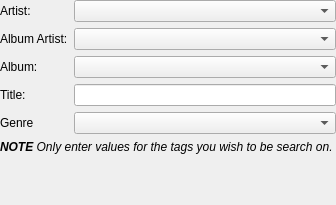
Qt form dynamic/dynamicrule.ui (polpo/cantata-mac) before a commit.
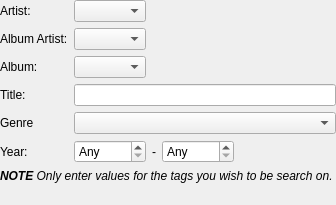
The same form after that commit. Custom widgets are drawn as their Qt base class.

Commit message: Allow date ranges

What changed in the file:
```diff
--- a/dynamic/dynamicrule.ui
+++ b/dynamic/dynamicrule.ui
@@ -19,6 +19,9 @@
    </property>
    <item>
     <layout class="QFormLayout" name="formLayout">
+     <property name="fieldGrowthPolicy">
+      <enum>QFormLayout::ExpandingFieldsGrow</enum>
+     </property>
      <item row="0" column="0">
       <widget class="QLabel" name="label">
        <property name="text">
@@ -76,6 +79,53 @@
        </property>
       </widget>
      </item>
+     <item row="5" column="0">
+      <widget class="QLabel" name="label_6">
+       <property name="text">
+        <string>Year:</string>
+       </property>
+       <property name="buddy">
+        <cstring>dateFromSpin</cstring>
+       </property>
+      </widget>
+     </item>
+     <item row="5" column="1">
+      <layout class="QHBoxLayout" name="horizontalLayout_2">
+       <item>
+        <widget class="QSpinBox" name="dateFromSpin">
+         <property name="minimumSize">
+          <size>
+           <width>72</width>
+           <height>0</height>
+          </size>
+         </property>
+         <property name="specialValueText">
+          <string>Any</string>
+         </property>
+        </widget>
+       </item>
+       <item>
+        <widget class="QLabel" name="label_8">
+         <property name="text">
+          <string>-</string>
+         </property>
+        </widget>
+       </item>
+       <item>
+        <widget class="QSpinBox" name="dateToSpin">
+         <property name="minimumSize">
+          <size>
+           <width>72</width>
+           <height>0</height>
+          </size>
+         </property>
+         <property name="specialValueText">
+          <string>Any</string>
+         </property>
+        </widget>
+       </item>
+      </layout>
+     </item>
     </layout>
    </item>
    <item>
```
Left out of the diff: 33 changed lines with no effect on the pictures. The commit also changes 5 other files.
